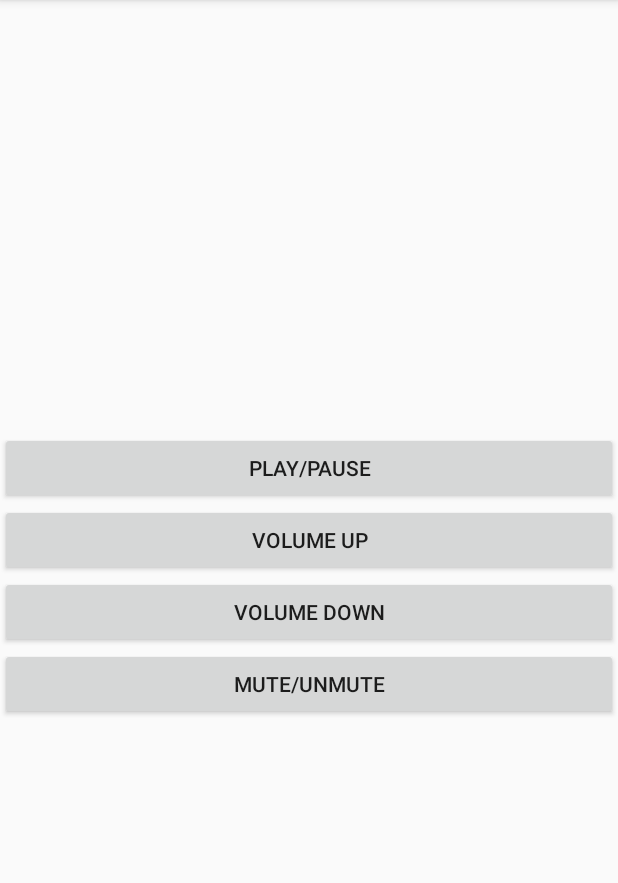
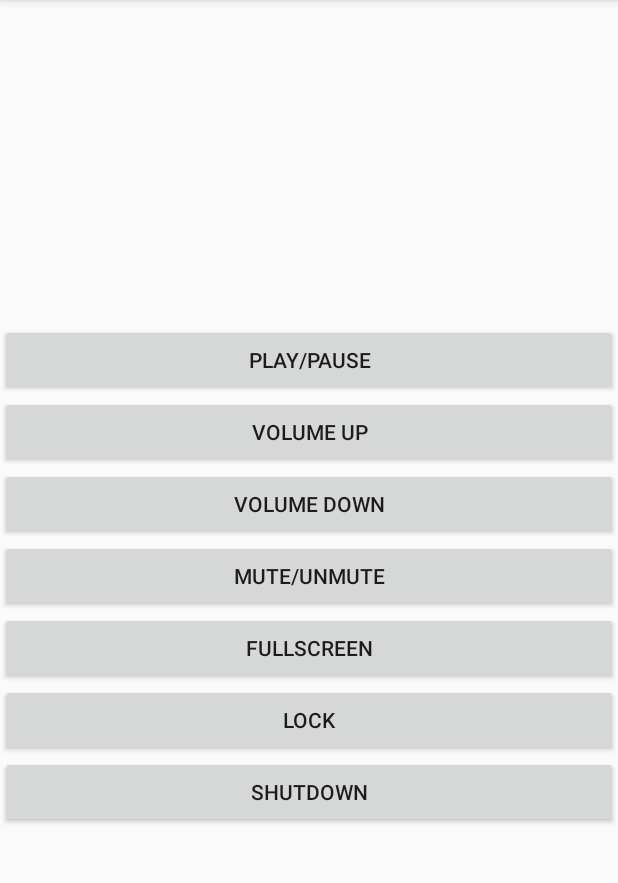
Before and after one commit to v-adhithyan/easyvideo, an Android app: the RemoteControlActivity screen opened directly, with no data from a screen before it, on a phone screen of 412 x 824 dp, the part 84-967 px from its top. Run offline under Robolectric (Android 15) with nearby library versions, the phone set to English and light mode, and no system bars.

Commit message:
fullscreen, lock, shutdown functions added

```diff
--- a/android/mobile/src/main/java/ceg/avtechlabs/easyvideo/ui/MainActivity.kt
+++ b/android/mobile/src/main/java/ceg/avtechlabs/easyvideo/ui/MainActivity.kt
@@ -11,6 +11,8 @@ import android.widget.Toast
 import android.app.ProgressDialog
 import android.bluetooth.BluetoothDevice
 import android.util.Log
+import android.view.Menu
+import android.view.MenuItem
 import android.widget.ArrayAdapter
 import kotlinx.android.synthetic.main.activity_main.*
 import java.util.*
--- a/android/mobile/src/main/res/layout/activity_remote_control.xml
+++ b/android/mobile/src/main/res/layout/activity_remote_control.xml
@@ -37,4 +37,25 @@
         android:text="Mute/Unmute"
         android:onClick="mute"/>
 
+    <Button
+        android:id="@+id/button_fullscreen"
+        android:layout_width="match_parent"
+        android:layout_height="wrap_content"
+        android:text="Fullscreen"
+        android:onClick="goFullscreen"/>
+
+    <Button
+        android:id="@+id/button_lock"
+        android:layout_width="match_parent"
+        android:layout_height="wrap_content"
+        android:text="Lock"
+        android:onClick="lock"/>
+
+    <Button
+        android:id="@+id/button_shutdown"
+        android:layout_width="match_parent"
+        android:layout_height="wrap_content"
+        android:text="Shutdown"
+        android:onClick="shutdown"/>
+
 </LinearLayout>
--- a/android/mobile/src/main/res/values/strings.xml
+++ b/android/mobile/src/main/res/values/strings.xml
@@ -1,4 +1,5 @@
 <resources>
     <string name="app_name">Easy Video</string>
+    <string name="menu_rc">Remote control</string>
     <string name="bt_not_enabled_leaving">Bluetooth is required to run the app. Quitting the app.</string>
 </resources>
```
Also changed, not shown: android/mobile/src/main/java/ceg/avtechlabs/easyvideo/ui/ListActivity.kt (+16 -0 lines), android/mobile/src/main/java/ceg/avtechlabs/easyvideo/ui/RemoteControlActivity.kt (+12 -0 lines), android/mobile/src/main/res/menu/menu_list.xml (added, +10 -0 lines), 2 other files.
